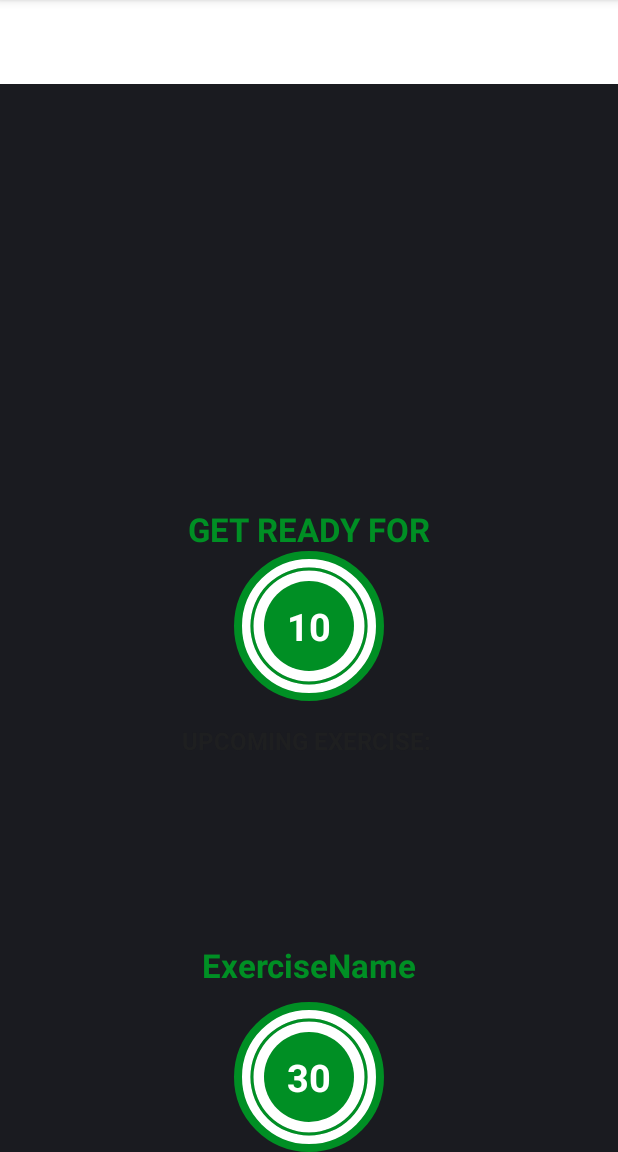
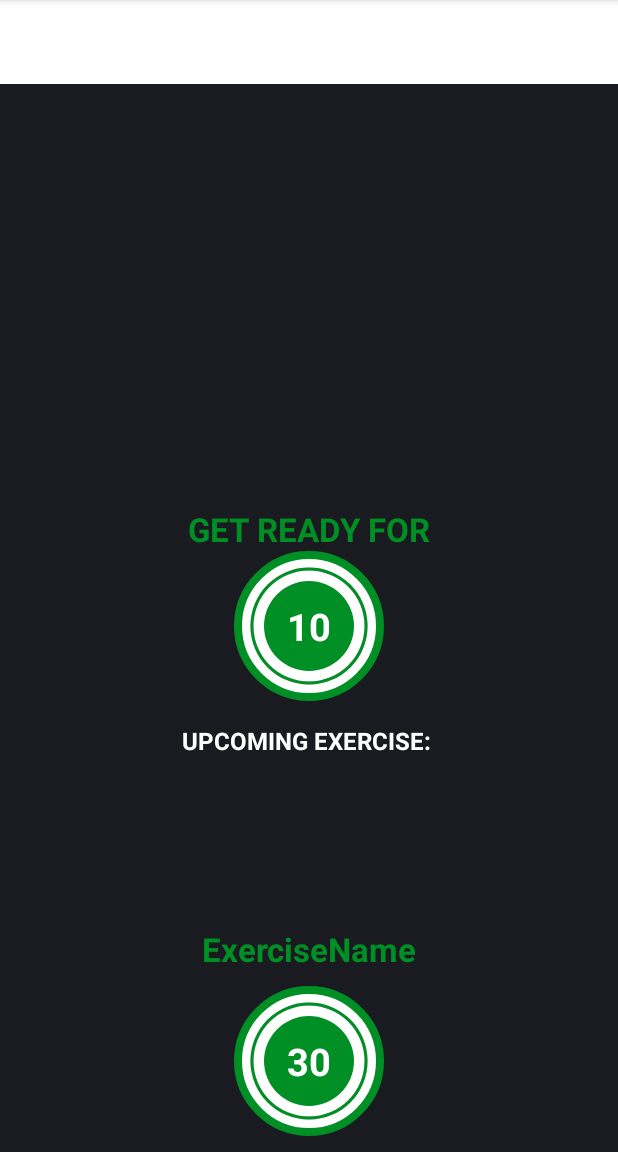
Before and after one commit to OGxSicario/7-Minutes-Workout, an Android app: the layout activity_exercise.xml on its own in the app's theme, with its tools: preview values and no code run, on a phone screen of 412 x 824 dp, the part 84-1236 px from its top. Run offline under Robolectric (Android 15) with nearby library versions, the phone set to English and light mode, and no system bars.

Commit message:
Adding exercise status

```diff
--- /dev/null
+++ b/app/src/main/res/drawable/item_circular_color_gray_background.xml
@@ -0,0 +1,5 @@
+<?xml version="1.0" encoding="utf-8"?>
+<shape xmlns:android="http://schemas.android.com/apk/res/android"
+    android:shape="oval">
+    <solid android:color="@color/lightGrey"/>
+</shape>
--- a/app/src/main/res/layout/activity_exercise.xml
+++ b/app/src/main/res/layout/activity_exercise.xml
@@ -78,7 +78,7 @@
         android:layout_height="wrap_content"
         android:layout_marginTop="15dp"
         android:text="UPCOMING EXERCISE: "
-        android:textColor="@color/colorPrimary"
+        android:textColor="@color/white"
         android:textStyle="bold"
         android:textSize="16sp"
         app:layout_constraintStart_toStartOf="parent"
@@ -93,7 +93,7 @@
         android:layout_width="wrap_content"
         android:layout_height="wrap_content"
         android:layout_marginTop="10dp"
-        android:textColor="@color/colorPrimary"
+        android:textColor="@color/white"
         android:textStyle="bold"
         android:textSize="22sp"
         app:layout_constraintStart_toStartOf="parent"
@@ -137,7 +137,6 @@
         android:visibility="gone"
         tools:visibility="visible"
         android:background="@drawable/item_circular_color_accent_border"
-        app:layout_constraintBottom_toBottomOf="parent"
         app:layout_constraintEnd_toEndOf="parent"
         app:layout_constraintStart_toStartOf="parent"
         app:layout_constraintTop_toBottomOf="@id/tvExerciseName">
@@ -174,6 +173,17 @@
         </LinearLayout>
     </FrameLayout>
 
+    <androidx.recyclerview.widget.RecyclerView
+        android:id="@+id/rvExerciseStatus"
+        android:layout_width="wrap_content"
+        android:layout_height="wrap_content"
+        android:layout_margin="5dp"
+        app:layout_constraintTop_toBottomOf="@id/flExerciseView"
+        app:layout_constraintBottom_toBottomOf="parent"
+        app:layout_constraintStart_toStartOf="parent"
+        app:layout_constraintEnd_toEndOf="parent"
+        />
+
 
 
 </androidx.constraintlayout.widget.ConstraintLayout>
```
Also changed, not shown: app/src/main/java/com/example/a7minutesworkout/ExerciseActivity.kt (+26 -10 lines), app/src/main/java/com/example/a7minutesworkout/ExerciseStatusAdapter.kt (added, +52 -0 lines), app/src/main/res/drawable/item_circular_thin_color_accent_border.xml (added, +9 -0 lines), app/src/main/res/layout/item_exercise_status.xml (added, +17 -0 lines).
